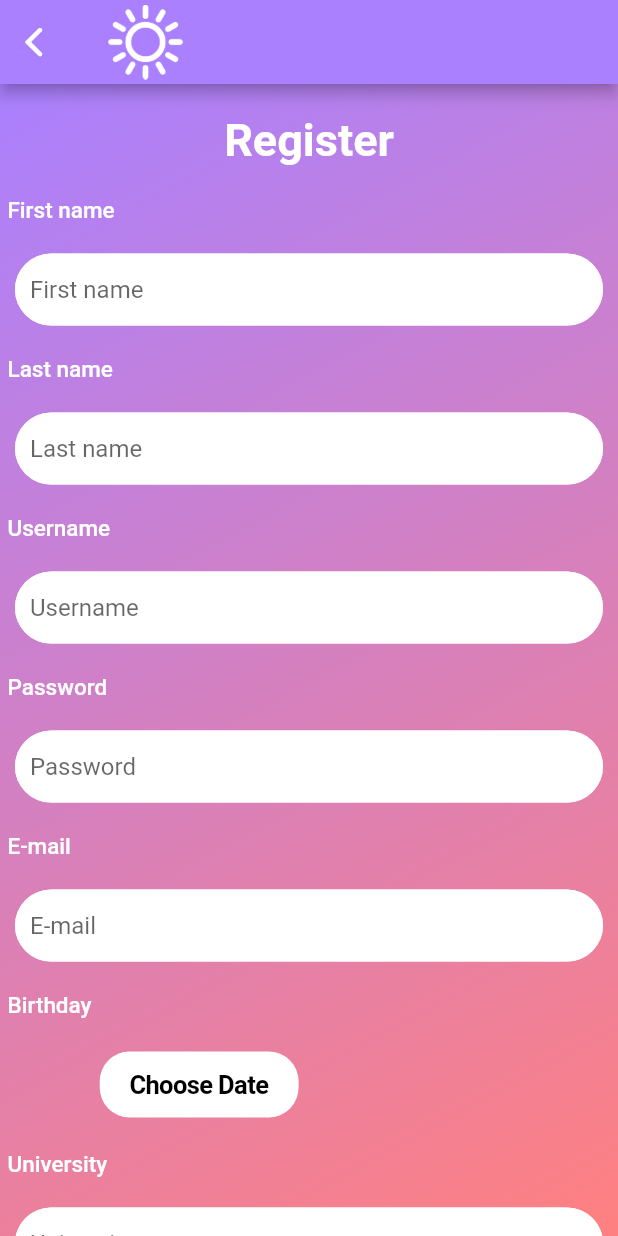
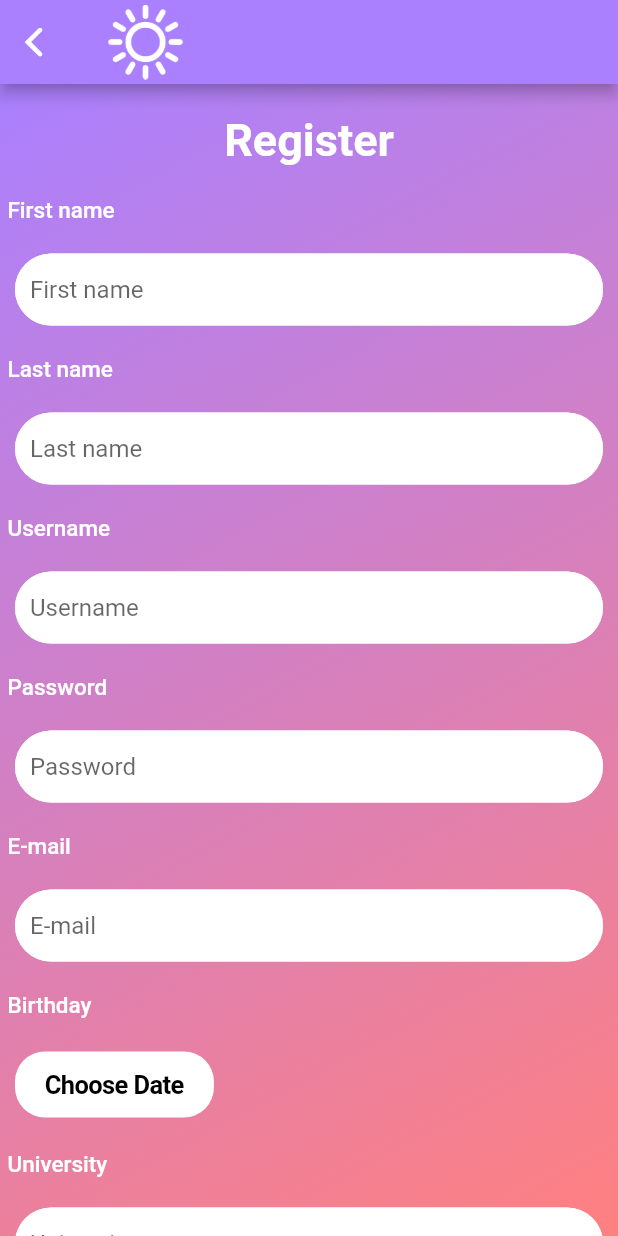
Before and after one commit to noemisip/studiees, a Flutter app: the MyStatefulWidget screen opened directly, on a phone screen of 412 x 824 dp. Run offline on Flutter 3.47's test engine with Material 2 defaults, Android fonts, the phone set to English and light mode, and no system bars; our stand-ins replace cloud_firestore, easy_localization, firebase_auth, firebase_core; accounts and stored records are empty.

Commit message:
date padding

```diff
--- a/lib/widget/my_date.dart
+++ b/lib/widget/my_date.dart
@@ -35,7 +35,9 @@ class _MyDateState extends State<MyDate> {
     return Row(
       mainAxisAlignment: MainAxisAlignment.spaceEvenly,
       children: [
-        CupertinoButton(
+        Padding(
+          padding: const EdgeInsets.only(right: 15),
+          child: CupertinoButton(
             child: Text(tr("choose_date"),
                 style: const TextStyle(
                     color: Colors.black, fontWeight: FontWeight.w600)),
@@ -46,8 +48,8 @@ class _MyDateState extends State<MyDate> {
               showDatePicker();
             },
           ),
-        SizedBox(
-          width: 90,
+        ),
+        Expanded(
           child: TextField(
             style: const TextStyle(
                 fontSize: 15,
```
Lines whose indentation alone changed are shown as unchanged.
